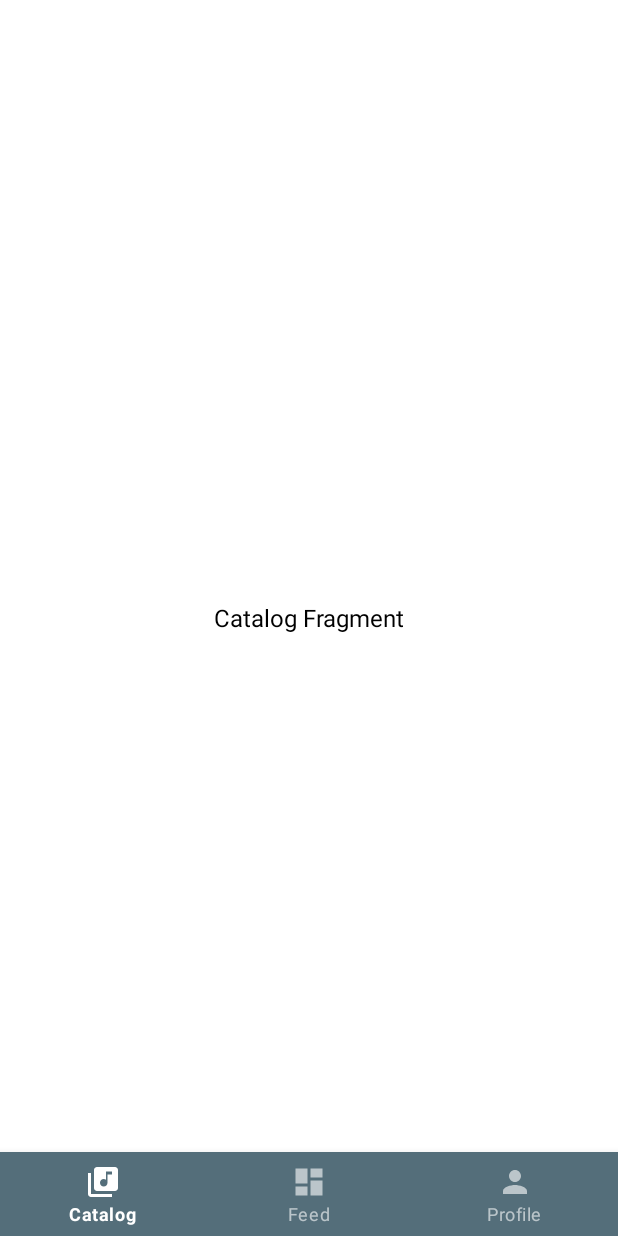
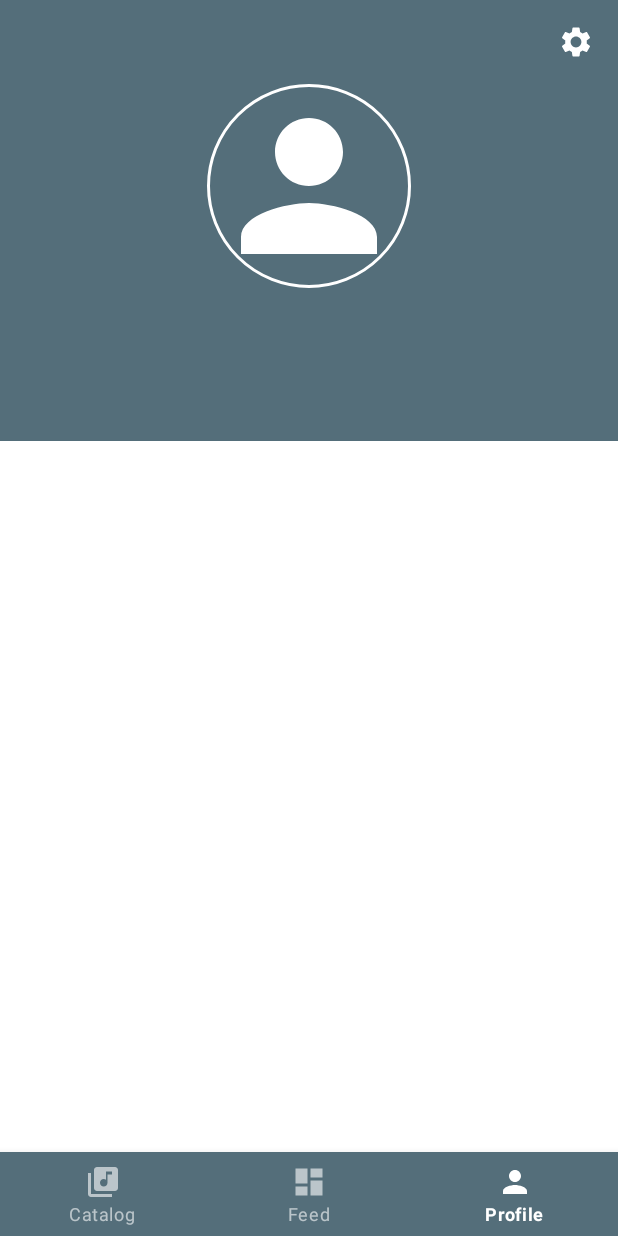
Before and after one commit to Lider123/Muspert, an Android app: the MainFragment screen opened through its navigation route, item 3 of the bottom bar chosen, on a phone screen of 412 x 824 dp. Run offline under Robolectric (Android 15) with nearby library versions, the phone set to English and light mode, and no system bars; our stand-ins replace CircleImageView, Picasso, RxJava; libraries missing offline, so code that uses them is left out: com.arellomobile.mvp, com.karumi.dexter, com.miguelbcr.ui, com.yalantis.ucrop; pictures from the network do not load; 1 statement that could not run was skipped.

Commit message:
Fixed bottom navigation

```diff
--- a/app/src/main/java/com/babaetskv/muspert/ui/fragments/MainFragment.kt
+++ b/app/src/main/java/com/babaetskv/muspert/ui/fragments/MainFragment.kt
@@ -1,28 +1,34 @@
 package com.babaetskv.muspert.ui.fragments
 
 import android.os.Bundle
+import android.view.MenuItem
 import android.view.View
-import androidx.navigation.NavController
-import androidx.navigation.Navigation
-import androidx.navigation.ui.NavigationUI
+import androidx.fragment.app.Fragment
 import com.babaetskv.muspert.R
 import com.babaetskv.muspert.ui.base.BaseFragment
+import com.google.android.material.bottomnavigation.BottomNavigationView
 import kotlinx.android.synthetic.main.fragment_main.*
 
-class MainFragment : BaseFragment() {
-    private lateinit var bottomNavController: NavController
+class MainFragment : BaseFragment(), BottomNavigationView.OnNavigationItemSelectedListener {
 
     override val layoutResId: Int
         get() = R.layout.fragment_main
 
     override fun onViewCreated(view: View, savedInstanceState: Bundle?) {
         super.onViewCreated(view, savedInstanceState)
-        setupNavigation()
+        bottomNavigationView.setOnNavigationItemSelectedListener(this)
     }
 
-    private fun setupNavigation() {
-        val fragmentContainer = requireView().findViewById<View>(R.id.bottomNavHostFragment)
-        bottomNavController = Navigation.findNavController(fragmentContainer!!)
-        NavigationUI.setupWithNavController(bottomNavigationView, bottomNavController)
+    override fun onNavigationItemSelected(item: MenuItem): Boolean {
+        val selectedFragment = when (item.itemId) {
+            R.id.catalog -> CatalogFragment()
+            R.id.feed -> FeedFragment()
+            R.id.profile -> ProfileFragment()
+            else -> Fragment()
+        }
+        childFragmentManager.beginTransaction()
+            .replace(R.id.container, selectedFragment)
+            .commit()
+        return true
     }
 }
--- a/app/src/main/res/layout/fragment_main.xml
+++ b/app/src/main/res/layout/fragment_main.xml
@@ -1,30 +1,21 @@
 <?xml version="1.0" encoding="utf-8"?>
-<androidx.constraintlayout.widget.ConstraintLayout
+<LinearLayout
     xmlns:android="http://schemas.android.com/apk/res/android"
     xmlns:app="http://schemas.android.com/apk/res-auto"
-    xmlns:tools="http://schemas.android.com/tools"
     android:layout_width="match_parent"
-    android:layout_height="match_parent">
+    android:layout_height="match_parent"
+    android:orientation="vertical">
 
-    <fragment
-        android:id="@+id/bottomNavHostFragment"
+    <FrameLayout
+        android:id="@+id/container"
         android:name="androidx.navigation.fragment.NavHostFragment"
         android:layout_width="match_parent"
-        android:layout_height="match_parent"
-        app:navGraph="@navigation/bottom_nav_graph"
-        app:defaultNavHost="true"
-        app:layout_constraintTop_toTopOf="parent"
-        app:layout_constraintStart_toStartOf="parent"
-        app:layout_constraintEnd_toEndOf="parent"
-        app:layout_constraintBottom_toTopOf="@+id/bottomNavigationView"
-        tools:ignore="FragmentTagUsage" />
+        android:layout_height="0dp"
+        android:layout_weight="1" />
 
     <com.google.android.material.bottomnavigation.BottomNavigationView
         android:id="@+id/bottomNavigationView"
         android:layout_width="match_parent"
         android:layout_height="wrap_content"
-        app:layout_constraintStart_toStartOf="parent"
-        app:layout_constraintEnd_toEndOf="parent"
-        app:layout_constraintBottom_toBottomOf="parent"
         app:menu="@menu/nav_bottom_menu" />
-</androidx.constraintlayout.widget.ConstraintLayout>
+</LinearLayout>
--- a/app/src/main/res/navigation/bottom_nav_graph.xml
+++ /dev/null
@@ -1,27 +0,0 @@
-<?xml version="1.0" encoding="utf-8"?>
-<navigation
-    xmlns:android="http://schemas.android.com/apk/res/android"
-    xmlns:app="http://schemas.android.com/apk/res-auto"
-    xmlns:tools="http://schemas.android.com/tools"
-    android:id="@+id/bottom_nav_graph"
-    app:startDestination="@id/catalogFragment">
-
-    <fragment
-        android:id="@+id/catalogFragment"
-        android:name="com.babaetskv.muspert.ui.fragments.CatalogFragment"
-        android:label="Catalog"
-        tools:layout="@layout/fragment_catalog"/>
-
-    <fragment
-        android:id="@+id/feedFragment"
-        android:name="com.babaetskv.muspert.ui.fragments.FeedFragment"
-        android:label="Feed"
-        tools:layout="@layout/fragment_feed"/>
-
-    <fragment
-        android:id="@+id/profileFragment"
-        android:name="com.babaetskv.muspert.ui.fragments.ProfileFragment"
-        android:label="Profile"
-        tools:layout="@layout/fragment_profile"/>
-
-</navigation>
```
